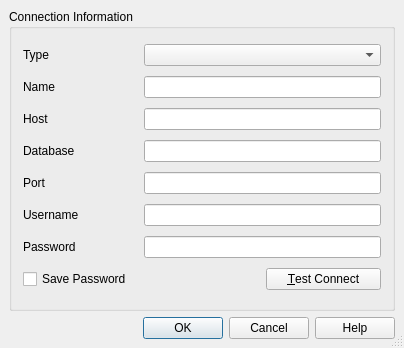
This is src/ui/qgsnewogrconnectionbase.ui in carsmie/QGIS as Qt 5 draws it before an edit. The edited form follows.
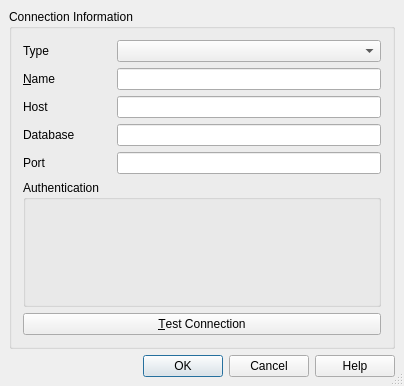
This is the edited form. Custom widgets are drawn as their Qt base class.

Commit message:
[auth][ogr][feature] Add basic authentication to selected OGR sources
- Protocol
- DB (integration with QGIS auth system)

Patch:
```diff
--- a/src/ui/qgsnewogrconnectionbase.ui
+++ b/src/ui/qgsnewogrconnectionbase.ui
@@ -7,7 +7,7 @@
     <x>0</x>
     <y>0</y>
     <width>404</width>
-    <height>348</height>
+    <height>386</height>
    </rect>
   </property>
   <property name="sizePolicy">
@@ -46,7 +46,45 @@
      <property name="title">
       <string>Connection Information</string>
      </property>
-     <layout class="QGridLayout" name="gridLayout_1">
+     <layout class="QGridLayout" name="gridLayout">
+      <item row="8" column="0" colspan="4">
+       <widget class="QPushButton" name="btnConnect">
+        <property name="text">
+         <string>&amp;Test Connection</string>
+        </property>
+       </widget>
+      </item>
+      <item row="5" column="0" rowspan="3" colspan="4">
+       <widget class="QGroupBox" name="mAuthGroupBox">
+        <property name="title">
+         <string>Authentication</string>
+        </property>
+        <layout class="QVBoxLayout" name="verticalLayout_3">
+         <property name="leftMargin">
+          <number>6</number>
+         </property>
+         <property name="topMargin">
+          <number>6</number>
+         </property>
+         <property name="rightMargin">
+          <number>6</number>
+         </property>
+         <property name="bottomMargin">
+          <number>6</number>
+         </property>
+         <item>
+          <widget class="QgsAuthSettingsWidget" name="mAuthSettingsDatabase" native="true">
+           <property name="sizePolicy">
+            <sizepolicy hsizetype="Preferred" vsizetype="Maximum">
+             <horstretch>0</horstretch>
+             <verstretch>0</verstretch>
+            </sizepolicy>
+           </property>
+          </widget>
+         </item>
+        </layout>
+       </widget>
+      </item>
       <item row="0" column="0">
        <widget class="QLabel" name="label">
         <property name="text">
@@ -57,26 +95,16 @@
         </property>
        </widget>
       </item>
-      <item row="0" column="1" colspan="2">
-       <widget class="QComboBox" name="cmbDatabaseTypes"/>
-      </item>
       <item row="1" column="0">
        <widget class="QLabel" name="TextLabel1_2">
         <property name="text">
-         <string>Name</string>
+         <string>&amp;Name</string>
         </property>
         <property name="buddy">
          <cstring>txtName</cstring>
         </property>
        </widget>
       </item>
-      <item row="1" column="1" colspan="2">
-       <widget class="QLineEdit" name="txtName">
-        <property name="toolTip">
-         <string>Name of the new connection</string>
-        </property>
-       </widget>
-      </item>
       <item row="2" column="0">
        <widget class="QLabel" name="TextLabel1">
         <property name="text">
@@ -87,9 +115,6 @@
         </property>
        </widget>
       </item>
-      <item row="2" column="1" colspan="2">
-       <widget class="QLineEdit" name="txtHost"/>
-      </item>
       <item row="3" column="0">
        <widget class="QLabel" name="TextLabel2">
         <property name="text">
@@ -100,9 +125,6 @@
         </property>
        </widget>
       </item>
-      <item row="3" column="1" colspan="2">
-       <widget class="QLineEdit" name="txtDatabase"/>
-      </item>
       <item row="4" column="0">
        <widget class="QLabel" name="TextLabel2_2">
         <property name="text">
@@ -113,57 +135,29 @@
         </property>
        </widget>
       </item>
-      <item row="4" column="1" colspan="2">
+      <item row="1" column="1" colspan="3">
+       <widget class="QLineEdit" name="txtName">
+        <property name="toolTip">
+         <string>Name of the new connection</string>
+        </property>
+       </widget>
+      </item>
+      <item row="0" column="1" colspan="3">
+       <widget class="QComboBox" name="cmbDatabaseTypes"/>
+      </item>
+      <item row="2" column="1" colspan="3">
+       <widget class="QLineEdit" name="txtHost"/>
+      </item>
+      <item row="3" column="1" colspan="3">
+       <widget class="QLineEdit" name="txtDatabase"/>
+      </item>
+      <item row="4" column="1" colspan="3">
        <widget class="QLineEdit" name="txtPort">
         <property name="text">
          <string/>
         </property>
        </widget>
       </item>
-      <item row="5" column="0">
-       <widget class="QLabel" name="TextLabel3">
-        <property name="text">
-         <string>Username</string>
-        </property>
-        <property name="buddy">
-         <cstring>txtUsername</cstring>
-        </property>
-       </widget>
-      </item>
-      <item row="5" column="1" colspan="2">
-       <widget class="QLineEdit" name="txtUsername"/>
-      </item>
-      <item row="6" column="0">
-       <widget class="QLabel" name="TextLabel3_2">
-        <property name="text">
-         <string>Password</string>
-        </property>
-        <property name="buddy">
-         <cstring>txtPassword</cstring>
-        </property>
-       </widget>
-      </item>
-      <item row="6" column="1" colspan="2">
-       <widget class="QgsPasswordLineEdit" name="txtPassword">
-        <property name="echoMode">
-         <enum>QLineEdit::Password</enum>
-        </property>
-       </widget>
-      </item>
-      <item row="7" column="0">
-       <widget class="QCheckBox" name="chkStorePassword">
-        <property name="text">
-         <string>Save Password</string>
-        </property>
-       </widget>
-      </item>
-      <item row="7" column="2">
-       <widget class="QPushButton" name="btnConnect">
-        <property name="text">
-         <string>&amp;Test Connect</string>
-        </property>
-       </widget>
-      </item>
      </layout>
     </widget>
    </item>
@@ -179,9 +173,10 @@
  <layoutdefault spacing="6" margin="11"/>
  <customwidgets>
   <customwidget>
-   <class>QgsPasswordLineEdit</class>
-   <extends>QLineEdit</extends>
-   <header>qgspasswordlineedit.h</header>
+   <class>QgsAuthSettingsWidget</class>
+   <extends>QWidget</extends>
+   <header>auth/qgsauthsettingswidget.h</header>
+   <container>1</container>
   </customwidget>
  </customwidgets>
  <tabstops>
```
Left out of the diff: 19 changed lines with no effect on the pictures. The commit also changes 8 other files.
